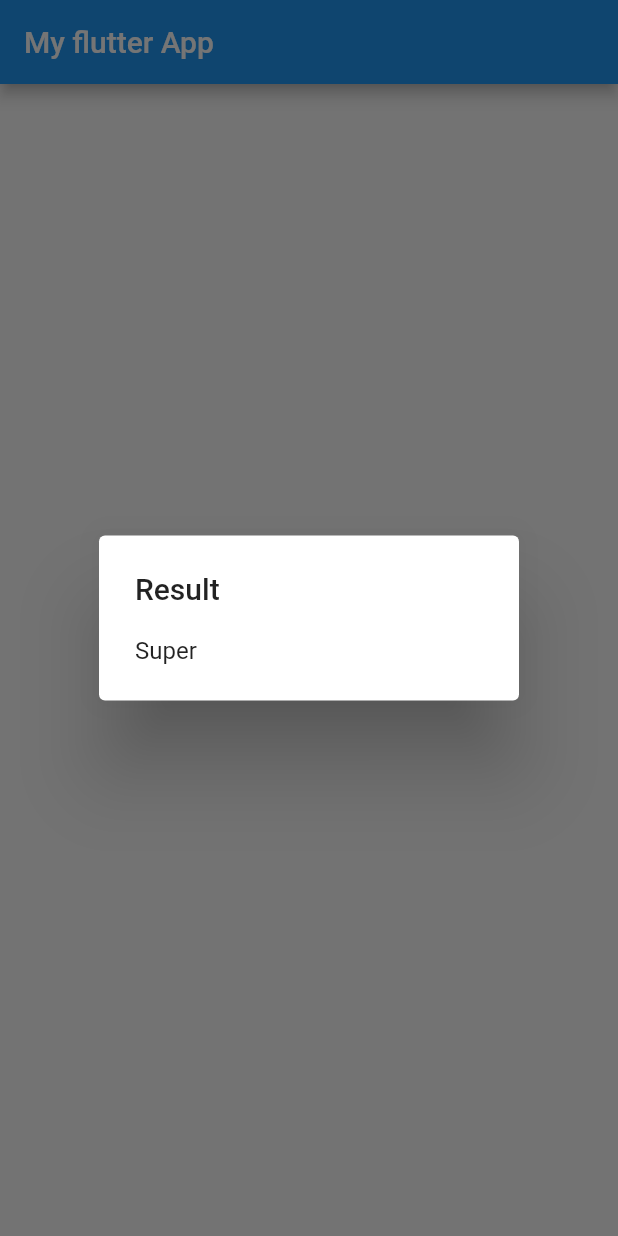
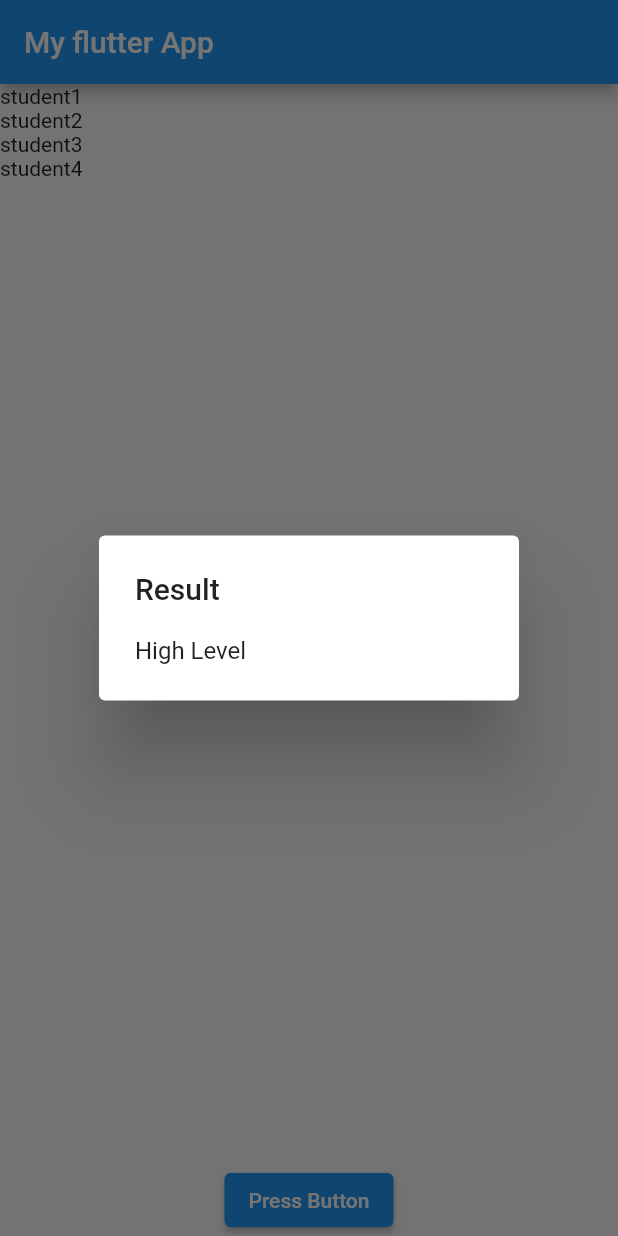
Before and after one commit to SEIDY-KANTE/flutter-demo, a Flutter app: the screen it shows after launch, after a tap on "Press Button", on a phone screen of 412 x 824 dp. Run offline on Flutter 3.47's test engine with Material 2 defaults, Android fonts, the phone set to English and light mode, and no system bars.

Commit message:
creating of functions and column

```diff
--- a/lib/main.dart
+++ b/lib/main.dart
@@ -11,23 +11,52 @@ class MyApp extends StatelessWidget {
 
   @override
   Widget build(BuildContext context) {
+    var students = ["student1", "student2", "student3", "student4"];
     return Scaffold(
       appBar: AppBar(
         title: const Text("My flutter App"),
       ),
-      body: Center(
-        child: ElevatedButton(
-            onPressed: () {
-              var alert = const AlertDialog(
-                title: Text("Result"),
-                content: Text("Super"),
-              );
-
-              showDialog(
-                  context: context, builder: (BuildContext context) => alert);
-            },
-            child: const Text('Press Button')),
+      body: Column(
+        children: [
+          Expanded(
+            child: ListView.builder(
+                itemCount: students.length,
+                itemBuilder: (BuildContext context, int index) {
+                  return Text(students[index]);
+                }),
+          ),
+          Center(
+            child: ElevatedButton(
+                onPressed: () {
+                  //functions call
+                  String msg = statusMessage(55);
+                  displayMessage(context, msg);
+                },
+                child: const Text('Press Button')),
+          ),
+        ],
       ),
     );
   }
+
+  //Functions
+  String statusMessage(int not) {
+    String msg = '';
+    if (not >= 50) {
+      msg = "High Level";
+    } else if (not >= 40) {
+      msg = "Middle Level";
+    } else {
+      msg = "Low Level";
+    }
+    return msg;
+  }
+
+  void displayMessage(BuildContext context, msg) {
+    var alert = AlertDialog(
+      title: const Text("Result"),
+      content: Text(msg),
+    );
+    showDialog(context: context, builder: (BuildContext context) => alert);
+  }
 }
```
